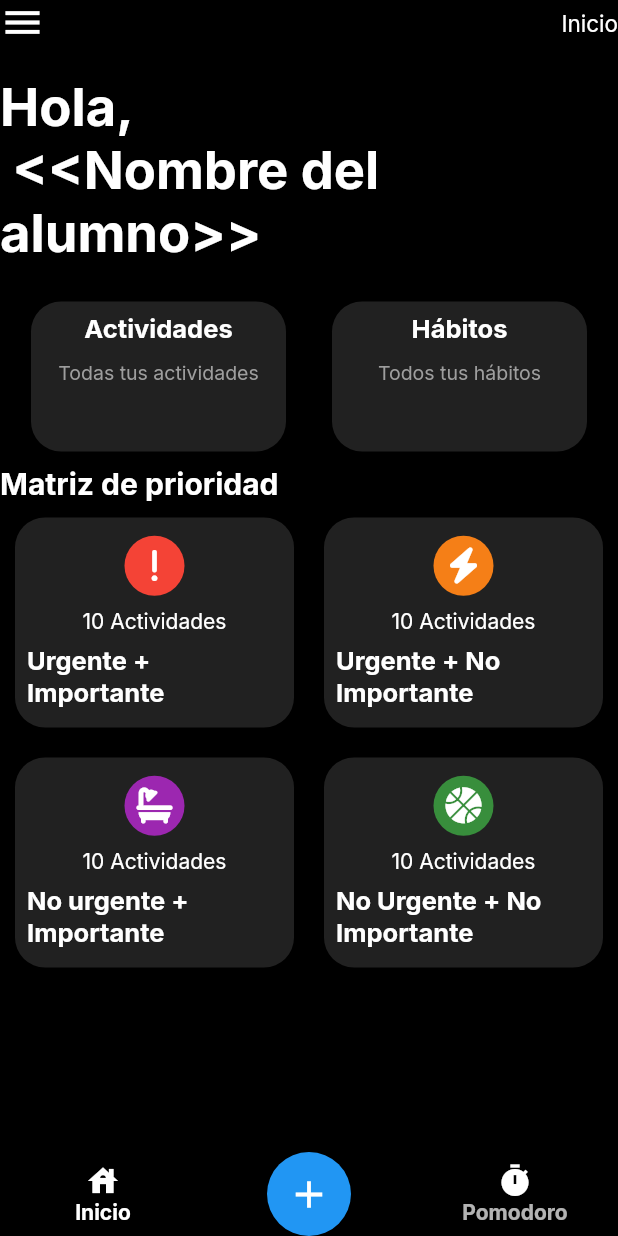
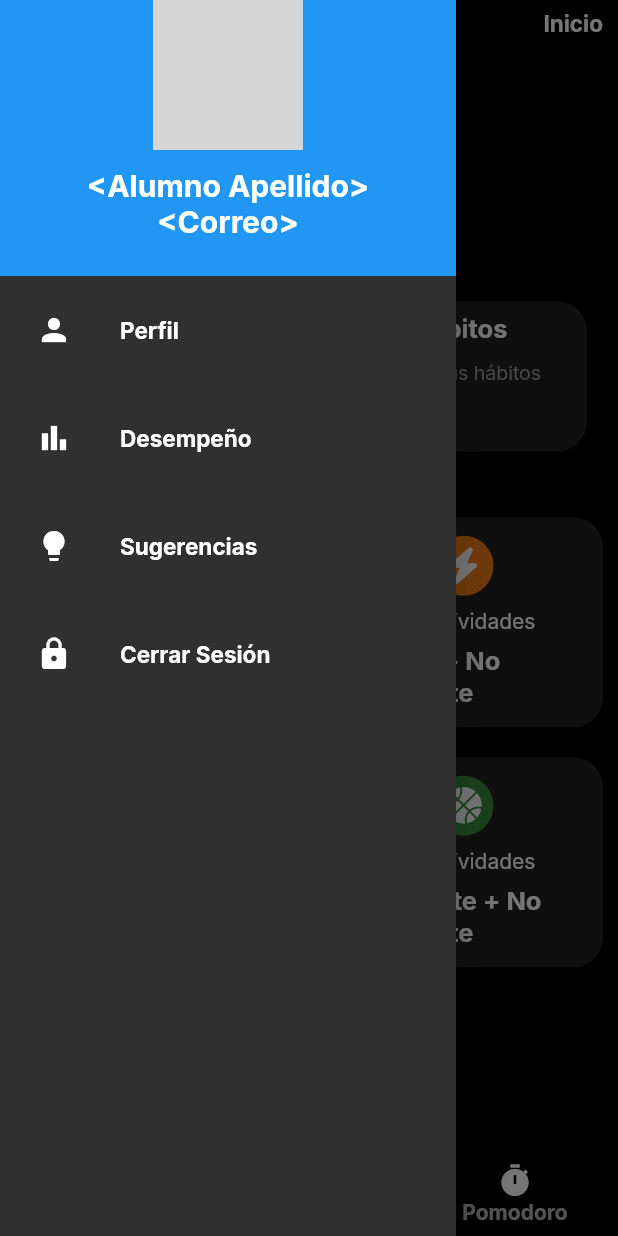
Before and after one commit to imarivero/timescom, a Flutter app: the screen it shows after launch, with the side drawer open (before the commit the screen has no drawer), on a phone screen of 412 x 824 dp. Run offline on Flutter 3.47's test engine with Material 2 defaults, Android fonts, the phone set to English and light mode, and no system bars; our stand-ins replace font_awesome_flutter, google_fonts, percent_indicator, quickalert; network calls fail; grey boxes are pictures that could not be loaded.

Commit message:
Drawer con animacion y opciones, preparado para agregar navegacion

```diff
--- a/lib/screens/main_matriz_screen.dart
+++ b/lib/screens/main_matriz_screen.dart
@@ -1,9 +1,7 @@
 import 'package:flutter/material.dart';
 import 'package:google_fonts/google_fonts.dart';
-import 'package:timescom/widgets/card_row.dart';
-import 'package:timescom/widgets/card_table.dart';
-import 'package:timescom/widgets/custom_floating_buttons.dart';
-import 'package:timescom/widgets/custom_navbar.dart';
+import 'package:timescom/widgets/widgets.dart';
+
 
 class MainMatrizScreen extends StatefulWidget {
 
@@ -17,12 +15,14 @@ class _MainMatrizScreenState extends State<MainMatrizScreen> with SingleTickerPr
 
   late final AnimationController _animationController = AnimationController(
     vsync: this,
-    duration: Duration(milliseconds: 260),
+    duration: const Duration(milliseconds: 260),
   );
 
   late final curvedAnimation = CurvedAnimation(curve: Curves.easeInOut, parent: _animationController);
 
   late final Animation<double> _animation = Tween<double>(begin: 0, end: 1).animate(curvedAnimation);
+
+  final scaffoldKey = GlobalKey<ScaffoldState>();
 
   @override
   void initState(){
@@ -31,17 +31,14 @@ class _MainMatrizScreenState extends State<MainMatrizScreen> with SingleTickerPr
   @override
   Widget build(BuildContext context) {
     return Scaffold(
+      key: scaffoldKey,
+      drawer: const  Drawer(child: CustomDrawer(),),
       body: SafeArea(
         child: Column(
           children: [
+
             // Menu control y texto
-            Row(
-              mainAxisAlignment: MainAxisAlignment.spaceBetween,
-              children: [
-                const Icon(Icons.menu, color: Colors.white, size: 30,),
-                Text('Inicio', style: GoogleFonts.inter(fontSize: 15,),)
-              ],
-            ),
+            _MenuDrawerText(scaffoldKey: scaffoldKey),
 
             // Saludo y nombre de alumno
             const SizedBox(height: 20,),
@@ -61,3 +58,31 @@ class _MainMatrizScreenState extends State<MainMatrizScreen> with SingleTickerPr
     );
   }
 }
+
+class _MenuDrawerText extends StatelessWidget {
+  const _MenuDrawerText({
+    Key? key,
+    required this.scaffoldKey,
+  }) : super(key: key);
+
+  final GlobalKey<ScaffoldState> scaffoldKey;
+
+  @override
+  Widget build(BuildContext context) {
+    return Padding(
+      padding: const EdgeInsets.symmetric(horizontal: 10),
+      child: Row(
+        mainAxisAlignment: MainAxisAlignment.spaceBetween,
+        children: [
+          GestureDetector(
+            child: const Icon(Icons.menu, color: Colors.white, size: 30,),
+            onTap: () {
+              scaffoldKey.currentState!.openDrawer();
+            },
+          ),
+          Text('Inicio', style: GoogleFonts.inter(fontSize: 15, fontWeight: FontWeight.bold),)
+        ],
+      ),
+    );
+  }
+}
--- /dev/null
+++ b/lib/widgets/custom_drawer.dart
@@ -0,0 +1,107 @@
+import 'package:flutter/material.dart';
+import 'package:google_fonts/google_fonts.dart';
+import 'package:timescom/theme/app_theme.dart';
+
+class CustomDrawer extends StatelessWidget {
+  const CustomDrawer({super.key});
+
+  @override
+  Widget build(BuildContext context) {
+    return SingleChildScrollView(
+      child: Column(
+        crossAxisAlignment: CrossAxisAlignment.start,
+        children: const [
+          _HeaderPicInfo(),
+          _DrawerMenuItems(),
+        ],
+      ),
+    );
+  }
+}
+
+class _HeaderPicInfo extends StatelessWidget {
+  const _HeaderPicInfo({
+    Key? key,
+  }) : super(key: key);
+
+  @override
+  Widget build(BuildContext context) {
+    return Container(
+      width: double.infinity,
+      padding: EdgeInsets.only(
+        top: MediaQuery.of(context).padding.top,
+        bottom: 24
+      ),
+      color: AppTheme.primary,
+      child: Column(
+        children: [
+          const CircleAvatar(
+            radius: 50,
+            backgroundImage: NetworkImage('https://images.unsplash.com/flagged/photo-1566127992631-137a642a90f4'),
+          ),
+
+          const SizedBox(height: 12,),
+
+          Text('<Alumno Apellido>',
+            style: GoogleFonts.inter(fontSize: 20, fontWeight: FontWeight.bold),
+          ),
+
+          Text('<Correo>',
+            style: GoogleFonts.inter(fontSize: 20, fontWeight: FontWeight.bold),
+          ),
+
+
+        ],
+      ),
+    );
+  }
+}
+
+class _DrawerMenuItems extends StatelessWidget {
+
+  const _DrawerMenuItems({
+    Key? key,
+  }) : super(key: key);
+
+  @override
+  Widget build(BuildContext context) {
+    return Padding(
+      padding: const EdgeInsets.all(8.0),
+      child: Wrap(
+        // Vertical spacing
+        runSpacing: 16,
+        children: [
+
+          ListTile(
+            leading: const Icon(Icons.person),
+            title: Text('Perfil',
+              style: GoogleFonts.inter(fontSize: 15, fontWeight: FontWeight.bold,)),
+            onTap: () {},
+          ),
+
+          ListTile(
+            leading: const Icon(Icons.bar_chart),
+            title: Text('Desempeño',
+              style: GoogleFonts.inter(fontSize: 15, fontWeight: FontWeight.bold,)),
+            onTap: () {},
+          ),
+
+          ListTile(
+            leading: const Icon(Icons.lightbulb),
+            title: Text('Sugerencias',
+              style: GoogleFonts.inter(fontSize: 15, fontWeight: FontWeight.bold,)),
+            onTap: () {},
+          ),
+
+          ListTile(
+            leading: const Icon(Icons.lock),
+            title: Text('Cerrar Sesión',
+              style: GoogleFonts.inter(fontSize: 15, fontWeight: FontWeight.bold,)),
+            onTap: () {},
+          ),
+
+        ],
+      ),
+    );
+  }
+}
--- a/lib/widgets/custom_floating_buttons.dart
+++ b/lib/widgets/custom_floating_buttons.dart
@@ -1,4 +1,5 @@
 import 'package:flutter/material.dart';
+import 'package:font_awesome_flutter/font_awesome_flutter.dart';
 import 'package:timescom/theme/app_theme.dart';
 import 'package:timescom/widgets/floating_action_bubble.dart';
 // import 'package:floating_action_bubble/floating_action_bubble.dart';
@@ -25,7 +26,7 @@ class CustomFloatingButtons extends StatelessWidget {
           title:"Hábito",
           iconColor :Colors.white,
           bubbleColor : Colors.blue,
-          icon:Icons.settings,
+          icon: FontAwesomeIcons.arrowsSpin,
           titleStyle:TextStyle(fontSize: 16 , color: Colors.white),
           onPress: () {
             animationController.reverse();
@@ -36,7 +37,7 @@ class CustomFloatingButtons extends StatelessWidget {
           title:"Actividad",
           iconColor :Colors.white,
           bubbleColor : Colors.blue,
-          icon:Icons.people,
+          icon: FontAwesomeIcons.bullseye,
           titleStyle:TextStyle(fontSize: 16 , color: Colors.white),
           onPress: () {
             animationController.reverse();
--- /dev/null
+++ b/lib/widgets/widgets.dart
@@ -0,0 +1,7 @@
+export 'package:timescom/widgets/card_row.dart';
+export 'package:timescom/widgets/card_table.dart';
+export 'package:timescom/widgets/custom_drawer.dart';
+export 'package:timescom/widgets/custom_floating_buttons.dart';
+export 'package:timescom/widgets/custom_input_text_field.dart';
+export 'package:timescom/widgets/custom_navbar.dart';
+export 'package:timescom/widgets/floating_action_bubble.dart';
```
